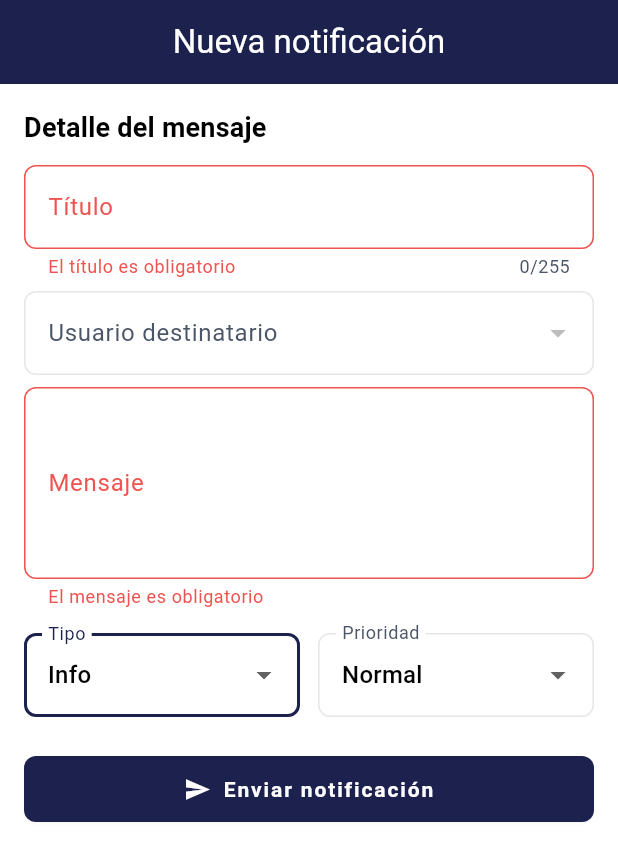
After one commit to DSR124124/flutter_app_servicios_conductores, a Flutter app: the CrearNotificacionPage screen opened by its route, after a tap on "Info", after a tap on "Enviar notificación", on a phone screen of 412 x 824 dp. The commit adds this screen. Shown: the top 861 px of the screen. Run offline on Flutter 3.47's test engine with Material 3 defaults, Android fonts, the phone set to English and light mode, and no system bars; our stand-ins replace equatable, flutter_compass, flutter_local_notifications, geolocator, go_router, google_maps_flutter and 4 more; missing offline and left inert: flutter_background_service, flutter_background_service_android, flutter_polyline_points, stomp_dart_client; accounts and stored records are empty; network calls fail.

Commit message:
Add functionality to create notifications: implement creation use case, update repository and data source, and enhance routing for new notification page.

```diff
--- a/lib/config/router/app_router.dart
+++ b/lib/config/router/app_router.dart
@@ -11,8 +11,10 @@ import '../../features/notificaciones/data/datasources/notificaciones_remote_dat
 import '../../features/notificaciones/data/repositories/notificaciones_repository_impl.dart';
 import '../../features/notificaciones/domain/usecases/get_mis_notificaciones_usecase.dart';
 import '../../features/notificaciones/domain/usecases/marcar_notificacion_leida_usecase.dart';
+import '../../features/notificaciones/domain/usecases/crear_notificacion_usecase.dart';
 import '../../features/notificaciones/presentation/bloc/notificaciones_provider.dart';
 import '../../features/notificaciones/presentation/pages/notificaciones_page.dart';
+import '../../features/notificaciones/presentation/pages/crear_notificacion_page.dart';
 import '../../features/viajes/data/repositories/viaje_repository_impl.dart';
 import '../../features/viajes/domain/usecases/get_mis_viajes_usecase.dart';
 import '../../features/viajes/domain/usecases/get_viaje_activo_usecase.dart';
@@ -68,6 +70,11 @@ class AppRouter {
               initialNotificacionId: state.extra is int ? state.extra as int : null,
             ),
           ),
+        ),
+        GoRoute(
+          path: '/notificaciones/nueva',
+          name: 'notificacion-nueva',
+          builder: (context, state) => const CrearNotificacionPage(),
         ),
         GoRoute(
           path: '/mis-viajes',
--- a/lib/features/notificaciones/data/datasources/notificaciones_remote_data_source.dart
+++ b/lib/features/notificaciones/data/datasources/notificaciones_remote_data_source.dart
@@ -5,6 +5,7 @@ import 'package:http/http.dart' as http;
 import '../../../../core/constants/app_config.dart';
 import '../../../../core/errors/app_exception.dart';
 import '../models/notificacion_model.dart';
+import '../dtos/crear_notificacion_dto.dart';
 
 abstract class NotificacionesRemoteDataSource {
   Future<List<NotificacionModel>> getMisNotificaciones({
@@ -15,6 +16,11 @@ abstract class NotificacionesRemoteDataSource {
   Future<void> marcarComoLeida({
     required int idNotificacion,
     required int idUsuario,
+    required String token,
+  });
+
+  Future<void> crearNotificacion({
+    required CrearNotificacionDto dto,
     required String token,
   });
 }
@@ -73,4 +79,35 @@ class NotificacionesRemoteDataSourceImpl implements NotificacionesRemoteDataSour
       throw AppException.server();
     }
   }
+
+  @override
+  Future<void> crearNotificacion({
+    required CrearNotificacionDto dto,
+    required String token,
+  }) async {
+    final uri = Uri.parse(
+      '${AppConfig.backendGestionBaseUrl}/api/notificaciones',
+    );
+
+    final response = await client.post(
+      uri,
+      headers: {
+        'Content-Type': 'application/json',
+        'Authorization': 'Bearer $token',
+      },
+      body: jsonEncode(dto.toJson()),
+    );
+
+    if (response.statusCode != 201) {
+      try {
+        final body = jsonDecode(response.body);
+        if (body is Map<String, dynamic> && body['mensaje'] is String) {
+          throw AppException(body['mensaje'] as String);
+        }
+      } catch (_) {
+        // ignorar errores de parseo y lanzar error genérico
+      }
+      throw AppException.server();
+    }
+  }
 }
--- /dev/null
+++ b/lib/features/notificaciones/data/dtos/crear_notificacion_dto.dart
@@ -0,0 +1,40 @@
+class CrearNotificacionDto {
+  final String titulo;
+  final String mensaje;
+  final String tipoNotificacion;
+  final String prioridad;
+  final int idAplicacion;
+  final int creadoPor;
+  final bool requiereConfirmacion;
+  final bool mostrarComoRecordatorio;
+  final List<int> idUsuarios;
+
+  const CrearNotificacionDto({
+    required this.titulo,
+    required this.mensaje,
+    required this.tipoNotificacion,
+    required this.prioridad,
+    required this.idAplicacion,
+    required this.creadoPor,
+    required this.requiereConfirmacion,
+    required this.mostrarComoRecordatorio,
+    required this.idUsuarios,
+  });
+
+  Map<String, dynamic> toJson() {
+    return {
+      'titulo': titulo,
+      'mensaje': mensaje,
+      'tipoNotificacion': tipoNotificacion,
+      'prioridad': prioridad,
+      'idAplicacion': idAplicacion,
+      'creadoPor': creadoPor,
+      'requiereConfirmacion': requiereConfirmacion,
+      'mostrarComoRecordatorio': mostrarComoRecordatorio,
+      'activo': true,
+      'idUsuarios': idUsuarios,
+      // 'fechaEnvio': null, // opcional: programar envío
+      // 'datosAdicionales': null, // opcional
+    };
+  }
+}
--- /dev/null
+++ b/lib/features/notificaciones/data/models/usuario_destinatario_model.dart
@@ -0,0 +1,23 @@
+class UsuarioDestinatario {
+  final int idUsuario;
+  final String nombre;
+
+  UsuarioDestinatario({
+    required this.idUsuario,
+    required this.nombre,
+  });
+
+  factory UsuarioDestinatario.fromJson(Map<String, dynamic> json) {
+    final id = json['idUsuario'] as int? ?? 0;
+    final nombreCompleto = json['nombreCompleto'] as String?;
+    final username = json['username'] as String?;
+
+    return UsuarioDestinatario(
+      idUsuario: id,
+      nombre: (nombreCompleto?.isNotEmpty == true
+              ? nombreCompleto
+              : username) ??
+          'Usuario $id',
+    );
+  }
+}
--- a/lib/features/notificaciones/data/repositories/notificaciones_repository_impl.dart
+++ b/lib/features/notificaciones/data/repositories/notificaciones_repository_impl.dart
@@ -1,5 +1,6 @@
 import '../../domain/entities/notificacion.dart';
 import '../../domain/repositories/notificaciones_repository.dart';
+import '../dtos/crear_notificacion_dto.dart';
 import '../datasources/notificaciones_remote_data_source.dart';
 
 class NotificacionesRepositoryImpl implements NotificacionesRepository {
@@ -30,4 +31,15 @@ class NotificacionesRepositoryImpl implements NotificacionesRepository {
       token: token,
     );
   }
+
+  @override
+  Future<void> crearNotificacion({
+    required CrearNotificacionDto dto,
+    required String token,
+  }) {
+    return remoteDataSource.crearNotificacion(
+      dto: dto,
+      token: token,
+    );
+  }
 }
--- a/lib/features/notificaciones/domain/repositories/notificaciones_repository.dart
+++ b/lib/features/notificaciones/domain/repositories/notificaciones_repository.dart
@@ -1,4 +1,5 @@
 import '../entities/notificacion.dart';
+import '../../data/dtos/crear_notificacion_dto.dart';
 
 abstract class NotificacionesRepository {
   Future<List<Notificacion>> getMisNotificaciones({
@@ -11,4 +12,9 @@ abstract class NotificacionesRepository {
     required int idUsuario,
     required String token,
   });
+
+  Future<void> crearNotificacion({
+    required CrearNotificacionDto dto,
+    required String token,
+  });
 }
--- /dev/null
+++ b/lib/features/notificaciones/domain/usecases/crear_notificacion_usecase.dart
@@ -0,0 +1,15 @@
+import '../repositories/notificaciones_repository.dart';
+import '../../data/dtos/crear_notificacion_dto.dart';
+
+class CrearNotificacionUseCase {
+  final NotificacionesRepository repository;
+
+  CrearNotificacionUseCase(this.repository);
+
+  Future<void> call({
+    required CrearNotificacionDto dto,
+    required String token,
+  }) {
+    return repository.crearNotificacion(dto: dto, token: token);
+  }
+}
--- /dev/null
+++ b/lib/features/notificaciones/presentation/pages/crear_notificacion_page.dart
@@ -0,0 +1,336 @@
+import 'package:flutter/material.dart';
+import 'package:provider/provider.dart';
+import 'package:http/http.dart' as http;
+import 'dart:convert';
+
+import '../../../../config/theme/app_colors.dart';
+import '../../../../config/theme/app_text_styles.dart';
+import '../../../../core/constants/app_config.dart';
+import '../../../../shared/widgets/app_loading_spinner.dart';
+import '../../../../shared/widgets/app_toast.dart';
+import '../../../auth/presentation/bloc/auth_provider.dart';
+import '../../data/dtos/crear_notificacion_dto.dart';
+import '../../data/datasources/notificaciones_remote_data_source.dart';
+import '../../data/repositories/notificaciones_repository_impl.dart';
+import '../../data/models/usuario_destinatario_model.dart';
+import '../../domain/usecases/crear_notificacion_usecase.dart';
+
+class CrearNotificacionPage extends StatefulWidget {
+  const CrearNotificacionPage({super.key});
+
+  @override
+  State<CrearNotificacionPage> createState() => _CrearNotificacionPageState();
+}
+
+class _CrearNotificacionPageState extends State<CrearNotificacionPage> {
+  final _formKey = GlobalKey<FormState>();
+  final _tituloController = TextEditingController();
+  final _mensajeController = TextEditingController();
+  String _tipoNotificacion = 'info';
+  String _prioridad = 'normal';
+  int? _selectedDestinatarioId;
+  List<UsuarioDestinatario> _usuarios = [];
+  bool _isSubmitting = false;
+
+  @override
+  void dispose() {
+    _tituloController.dispose();
+    _mensajeController.dispose();
+    super.dispose();
+  }
+
+  @override
+  void initState() {
+    super.initState();
+    _cargarUsuarios();
+  }
+
+  Future<void> _cargarUsuarios() async {
+    try {
+      final authProvider = context.read<AuthProvider>();
+      final user = authProvider.user;
+      if (user == null) return;
+
+      final uri = Uri.parse(
+        '${AppConfig.backendGestionBaseUrl}/api/usuarios',
+      );
+
+      final response = await http.get(
+        uri,
+        headers: {
+          'Content-Type': 'application/json',
+          'Authorization': 'Bearer ${user.token}',
+        },
+      );
+
+      if (!mounted) return;
+
+      if (response.statusCode == 200) {
+        final List<dynamic> jsonList = jsonDecode(response.body) as List<dynamic>;
+        final usuarios = jsonList
+            .map((e) =>
+                UsuarioDestinatario.fromJson(e as Map<String, dynamic>))
+            .toList();
+        setState(() {
+          _usuarios = usuarios;
+        });
+      } else {
+        AppToast.show(
+          context,
+          message: 'No se pudieron cargar los usuarios (${response.statusCode})',
+          type: ToastType.error,
+        );
+      }
+    } catch (_) {
+      if (!mounted) return;
+      AppToast.show(
+        context,
+        message: 'Error al cargar usuarios',
+        type: ToastType.error,
+      );
+    }
+  }
+
+  Future<void> _submit() async {
+    if (!_formKey.currentState!.validate()) return;
+
+    final authProvider = context.read<AuthProvider>();
+    final user = authProvider.user;
+    if (user == null) {
+      AppToast.show(
+        context,
+        message: 'No hay usuario autenticado',
+        type: ToastType.error,
+      );
+      return;
+    }
+
+    setState(() {
+      _isSubmitting = true;
+    });
+
+    try {
+      // ID de la aplicación de notificaciones de conductores (esta app = 7)
+      const int idAplicacion = 7;
+
+      // Si no se selecciona destinatario, se envía al propio usuario
+      final int destinatarioId = _selectedDestinatarioId ?? user.idUsuario;
+
+      final dto = CrearNotificacionDto(
+        titulo: _tituloController.text.trim(),
+        mensaje: _mensajeController.text.trim(),
+        tipoNotificacion: _tipoNotificacion,
+        prioridad: _prioridad,
+        idAplicacion: idAplicacion,
+        creadoPor: user.idUsuario,
+        // Siempre true según tu requerimiento
+        requiereConfirmacion: true,
+        mostrarComoRecordatorio: true,
+        idUsuarios: [destinatarioId],
+      );
+
+      final remoteDataSource = NotificacionesRemoteDataSourceImpl(
+        client: http.Client(),
+      );
+      final repository = NotificacionesRepositoryImpl(
+        remoteDataSource: remoteDataSource,
+      );
+      final useCase = CrearNotificacionUseCase(repository);
+
+      await useCase(
+        dto: dto,
+        token: user.token,
+      );
+
+      if (!mounted) return;
+      AppToast.show(
+        context,
+        message: 'Notificación enviada',
+        type: ToastType.success,
+      );
+      Navigator.pop(context, true);
+    } catch (e) {
+      if (!mounted) return;
+      AppToast.show(
+        context,
+        message: 'Error al enviar notificación: $e',
+        type: ToastType.error,
+        duration: const Duration(seconds: 6),
+      );
+    } finally {
+      if (mounted) {
+        setState(() {
+          _isSubmitting = false;
+        });
+      }
+    }
+  }
+
+  @override
+  Widget build(BuildContext context) {
+    return Scaffold(
+      appBar: AppBar(
+        title: const Text('Nueva notificación'),
+      ),
+      body: SingleChildScrollView(
+        padding: const EdgeInsets.all(16),
+        child: Form(
+          key: _formKey,
+          child: Column(
+            crossAxisAlignment: CrossAxisAlignment.start,
+            children: [
+              Text(
+                'Detalle del mensaje',
+                style: AppTextStyles.h4,
+              ),
+              const SizedBox(height: 12),
+              TextFormField(
+                controller: _tituloController,
+                decoration: const InputDecoration(
+                  labelText: 'Título',
+                ),
+                maxLength: 255,
+                validator: (value) {
+                  if (value == null || value.trim().isEmpty) {
+                    return 'El título es obligatorio';
+                  }
+                  return null;
+                },
+              ),
+              const SizedBox(height: 8),
+              DropdownButtonFormField<int>(
+                decoration: const InputDecoration(
+                  labelText: 'Usuario destinatario',
+                ),
+                // Solo usamos el valor seleccionado explícitamente
+                value: _selectedDestinatarioId,
+                items: [
+                  ..._usuarios.map(
+                    (u) => DropdownMenuItem(
+                      value: u.idUsuario,
+                      child: Text(u.nombre),
+                    ),
+                  ),
+                ],
+                onChanged: (value) {
+                  setState(() {
+                    _selectedDestinatarioId = value;
+                  });
+                },
+              ),
+              const SizedBox(height: 8),
+              TextFormField(
+                controller: _mensajeController,
+                decoration: const InputDecoration(
+                  labelText: 'Mensaje',
+                ),
+                maxLines: 4,
+                validator: (value) {
+                  if (value == null || value.trim().isEmpty) {
+                    return 'El mensaje es obligatorio';
+                  }
+                  return null;
+                },
+              ),
+              const SizedBox(height: 16),
+              Row(
+                children: [
+                  Expanded(
+                    child: DropdownButtonFormField<String>(
+                      decoration: const InputDecoration(
+                        labelText: 'Tipo',
+                      ),
+                      value: _tipoNotificacion,
+                      items: const [
+                        DropdownMenuItem(
+                          value: 'info',
+                          child: Text('Info'),
+                        ),
+                        DropdownMenuItem(
+                          value: 'warning',
+                          child: Text('Advertencia'),
+                        ),
+                        DropdownMenuItem(
+                          value: 'error',
+                          child: Text('Error'),
+                        ),
+                        DropdownMenuItem(
+                          value: 'success',
+                          child: Text('Éxito'),
+                        ),
+                        DropdownMenuItem(
+                          value: 'critical',
+                          child: Text('Crítica'),
+                        ),
+                      ],
+                      onChanged: (value) {
+                        if (value == null) return;
+                        setState(() {
+                          _tipoNotificacion = value;
+                        });
+                      },
+                    ),
+                  ),
+                  const SizedBox(width: 12),
+                  Expanded(
+                    child: DropdownButtonFormField<String>(
+                      decoration: const InputDecoration(
+                        labelText: 'Prioridad',
+                      ),
+                      value: _prioridad,
+                      items: const [
+                        DropdownMenuItem(
+                          value: 'baja',
+                          child: Text('Baja'),
+                        ),
+                        DropdownMenuItem(
+                          value: 'normal',
+                          child: Text('Normal'),
+                        ),
+                        DropdownMenuItem(
+                          value: 'alta',
+                          child: Text('Alta'),
+                        ),
+                        DropdownMenuItem(
+                          value: 'urgente',
+                          child: Text('Urgente'),
+                        ),
+                      ],
+                      onChanged: (value) {
+                        if (value == null) return;
+                        setState(() {
+                          _prioridad = value;
+                        });
+                      },
+                    ),
+                  ),
+                ],
+              ),
+              const SizedBox(height: 24),
+              SizedBox(
+                width: double.infinity,
+                child: ElevatedButton.icon(
+                  onPressed: _isSubmitting ? null : _submit,
+                  icon: _isSubmitting
+                      ? const SizedBox(
+                          width: 16,
+                          height: 16,
+                          child: AppLoadingSpinner(size: 16, strokeWidth: 2),
+                        )
+                      : const Icon(Icons.send),
+                  label: Text(
+                    _isSubmitting ? 'Enviando...' : 'Enviar notificación',
+                  ),
+                  style: ElevatedButton.styleFrom(
+                    backgroundColor: AppColors.primary,
+                    foregroundColor: AppColors.textoHeader,
+                  ),
+                ),
+              ),
+            ],
+          ),
+        ),
+      ),
+    );
+  }
+}
--- a/lib/features/notificaciones/presentation/pages/notificaciones_page.dart
+++ b/lib/features/notificaciones/presentation/pages/notificaciones_page.dart
@@ -1,4 +1,5 @@
 import 'package:flutter/material.dart';
+import 'package:go_router/go_router.dart';
 import 'package:provider/provider.dart';
 
 import '../../../../config/theme/app_colors.dart';
@@ -68,6 +69,18 @@ class _NotificacionesViewState extends State<_NotificacionesView> {
     return Scaffold(
       appBar: AppBar(
         title: const Text('Mis notificaciones'),
+        actions: [
+          IconButton(
+            icon: const Icon(Icons.add),
+            tooltip: 'Nueva notificación',
+            onPressed: () async {
+              final created = await context.push('/notificaciones/nueva');
+              if (created == true && mounted) {
+                provider.cargarNotificaciones(context);
+              }
+            },
+          ),
+        ],
       ),
       body: provider.isLoading
           ? const Center(child: AppLoadingSpinner())
@@ -98,12 +111,6 @@ class _NotificacionesViewState extends State<_NotificacionesView> {
                     );
                   },
                 ),
-      floatingActionButton: FloatingActionButton(
-        onPressed: () {
-          // TODO: navegar a página de creación de notificación
-        },
-        child: const Icon(Icons.add),
-      ),
     );
   }
 }
```
